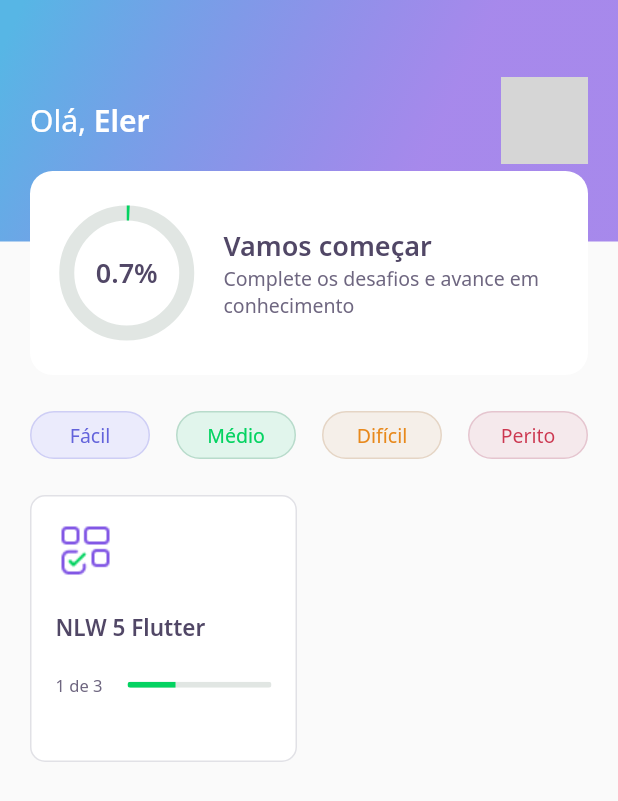
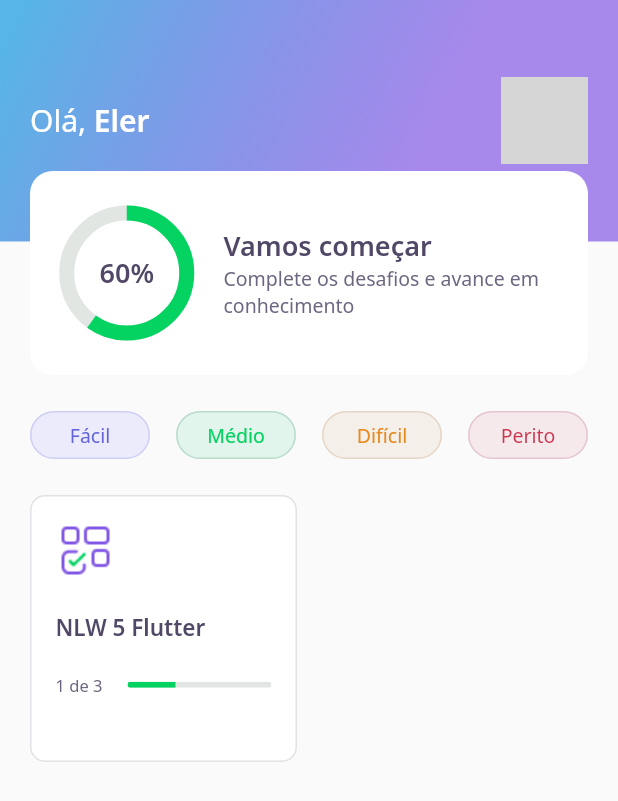
Before and after one commit to GuiEler/devquiz, a Flutter app: the screen it shows after launch, on a phone screen of 412 x 824 dp. Shown: the top 801 px of the screen. Run offline on Flutter 3.47's test engine with Material 2 defaults, Android fonts, the phone set to English and light mode, and no system bars; our stand-ins replace google_fonts, share_plus; accounts and stored records are empty; network calls fail; grey boxes are pictures that could not be loaded.

Commit message:
Added animation to ChartWidget

```diff
--- a/database/user.json
+++ b/database/user.json
@@ -1,5 +1,5 @@
 {
     "name": "Eler",
-    "score": 0.7,
+    "score": 60.0,
     "photoUrl": "https://avatars.githubusercontent.com/u/50060454?s=400&u=3cfd7f931d3d1e1cd2c383dc535bbd4a067d5440&v=4"
 }
--- a/lib/challenge/challenge_page.dart
+++ b/lib/challenge/challenge_page.dart
@@ -1,5 +1,4 @@
 import 'package:flutter/material.dart';
-
 import 'package:devquiz/challenge/challenge_controller.dart';
 import 'package:devquiz/challenge/widgets/question_indicator/question_indicator.dart';
 import 'package:devquiz/challenge/widgets/quiz/quiz_widget.dart';
@@ -33,7 +32,6 @@ class _ChallengePageState extends State<ChallengePage> {
       print(controller.currentPageNotifier);
     });
     super.initState();
-
   }
 
   void nextPage() {
--- a/lib/challenge/widgets/quiz/quiz_widget.dart
+++ b/lib/challenge/widgets/quiz/quiz_widget.dart
@@ -43,9 +43,9 @@ class _QuizWidgetState extends State<QuizWidget> {
               isSelected: indexSelected == i,
               onTap: (value) {
                 indexSelected = i;
+                setState(() {});
                 Future.delayed(Duration(milliseconds: 200))
                     .then((_) => widget.onSelected(value));
-                setState(() {});
               },
             )
         ],
--- a/lib/home/widgets/chart/chart_widget.dart
+++ b/lib/home/widgets/chart/chart_widget.dart
@@ -1,20 +1,46 @@
 import 'package:flutter/material.dart';
-
 import 'package:devquiz/core/core.dart';
 
-class ChartWidget extends StatelessWidget {
-  final double value;
+class ChartWidget extends StatefulWidget {
+  final double percent;
   const ChartWidget({
     Key? key,
-    required this.value,
+    required this.percent,
   }) : super(key: key);
+
+  @override
+  _ChartWidgetState createState() => _ChartWidgetState();
+}
+
+class _ChartWidgetState extends State<ChartWidget>
+    with SingleTickerProviderStateMixin {
+  late AnimationController _controller;
+  late Animation<double> _animation;
+
+  void _initAnimation() {
+    _controller = AnimationController(
+        vsync: this, duration: Duration(milliseconds: 3000));
+    _animation =
+        Tween<double>(begin: 0.0, end: widget.percent).animate(_controller);
+    _controller.forward();
+  }
+
+
+  @override
+  void initState() {
+    _initAnimation();
+    super.initState();
+
+  }
 
   @override
   Widget build(BuildContext context) {
     return Container(
         height: 80,
         width: 80,
-      child: Stack(
+        child: AnimatedBuilder(
+          animation: _animation,
+          builder: (context, _) => Stack(
             children: [
               Center(
                 child: Container(
@@ -22,20 +48,21 @@ class ChartWidget extends StatelessWidget {
                   width: 80,
                   child: CircularProgressIndicator(
                     strokeWidth: 10,
-                value: value/100,
+                    value: _animation.value/100,
                     backgroundColor: AppColors.chartSecondary,
-                valueColor: AlwaysStoppedAnimation<Color>(AppColors.chartPrimary),
+                    valueColor:
+                        AlwaysStoppedAnimation<Color>(AppColors.chartPrimary),
                   ),
                 ),
               ),
               Center(
                 child: Text(
-              "$value%",
+                  "${(_animation.value).truncate()}%",
                   style: AppTextStyles.heading,
                 ),
               )
             ],
           ),
-    );
+        ));
   }
 }
--- a/lib/home/widgets/score_card/score_card_widget.dart
+++ b/lib/home/widgets/score_card/score_card_widget.dart
@@ -21,7 +21,7 @@ class ScoreCardWidget extends StatelessWidget {
         child: Padding(
           padding: const EdgeInsets.symmetric(horizontal: 24),
           child: Row(crossAxisAlignment: CrossAxisAlignment.center, children: [
-            Expanded(flex: 1, child: ChartWidget(value: score)),
+            Expanded(flex: 1, child: ChartWidget(percent: score)),
             Expanded(
               flex: 3,
               child: Padding(
```
Lines whose indentation alone changed are shown as unchanged.
